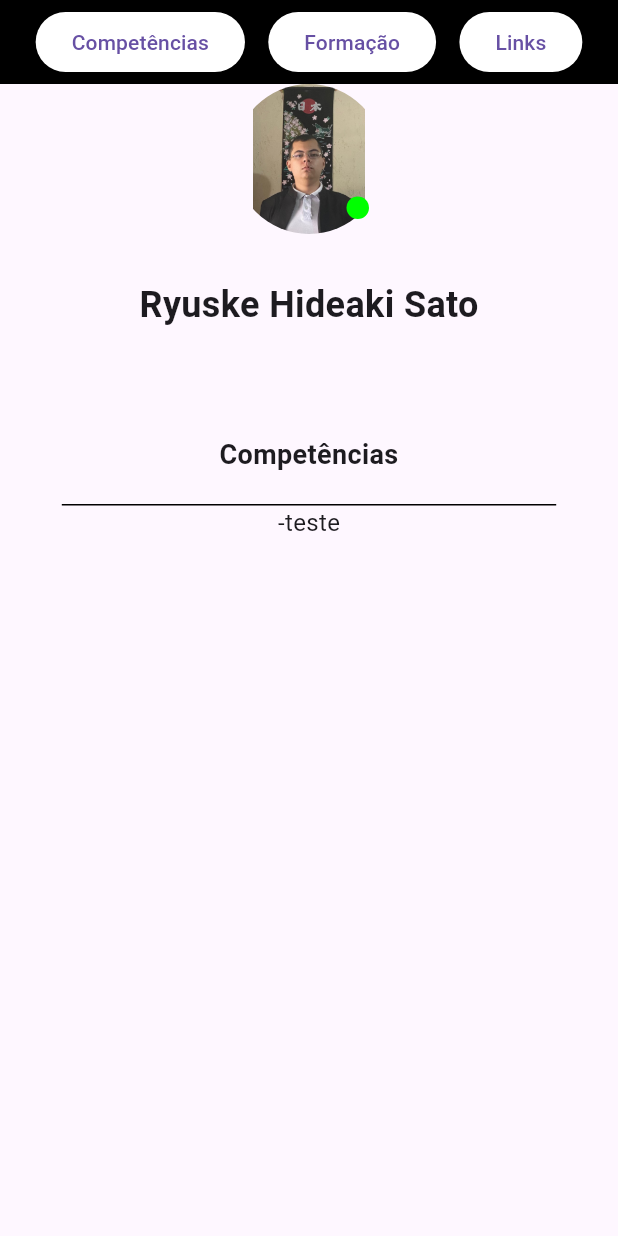
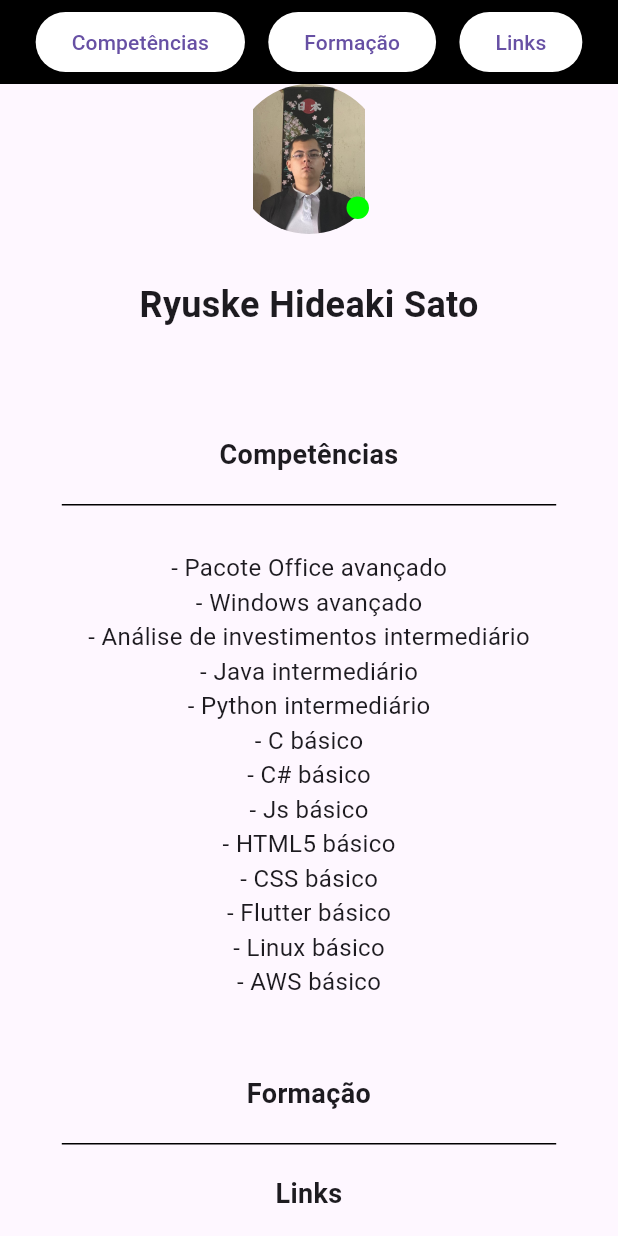
Before and after one commit to Dragonrhs/Portfolio_Pessoal, a Flutter app: the screen it shows after launch, on a phone screen of 412 x 824 dp. Run offline on Flutter 3.47's test engine with Material 3 defaults, Android fonts, the phone set to English and light mode, and no system bars.

Commit message:
<feat>[]: adicionado textos de competencia

```diff
--- a/portfolio/lib/screens/home_screen.dart
+++ b/portfolio/lib/screens/home_screen.dart
@@ -67,12 +67,27 @@ class HomeScreen extends StatefulWidget {
                 'Ryuske Hideaki Sato',
                 style: TextStyle(fontSize: 24, fontWeight: FontWeight.bold),
               ),
-               SizedBox(height: 50),
-              SectionCard(title: 'Competências'),
-              Text("-teste", style: TextStyle(fontSize: 16) ),
-              SizedBox(height: 500),
-              SectionCard(title: 'Formação'),
-              SectionCard(title: 'Links'),
+              const SizedBox(height: 50),
+              const SectionCard(title: 'Competências'),
+
+              const SizedBox(height: 30),
+              const Text("- Pacote Office avançado", style: TextStyle(fontSize: 16) ),
+              const Text("- Windows avançado", style: TextStyle(fontSize: 16) ),
+              const Text("- Análise de investimentos intermediário", style: TextStyle(fontSize: 16) ),
+              const Text("- Java intermediário", style: TextStyle(fontSize: 16) ),
+              const Text("- Python intermediário", style: TextStyle(fontSize: 16) ),
+              const Text("- C básico", style: TextStyle(fontSize: 16) ),
+              const Text("- C# básico", style: TextStyle(fontSize: 16) ),
+              const Text("- Js básico", style: TextStyle(fontSize: 16) ),
+              const Text("- HTML5 básico", style: TextStyle(fontSize: 16) ),
+              const Text("- CSS básico", style: TextStyle(fontSize: 16) ),
+              const Text("- Flutter básico", style: TextStyle(fontSize: 16) ),
+              const Text("- Linux básico", style: TextStyle(fontSize: 16) ),
+              const Text("- AWS básico", style: TextStyle(fontSize: 16) ),
+              const SizedBox(height: 30),
+
+              const SectionCard(title: 'Formação'),
+              const SectionCard(title: 'Links'),
             ],
           ),
         ),
```
